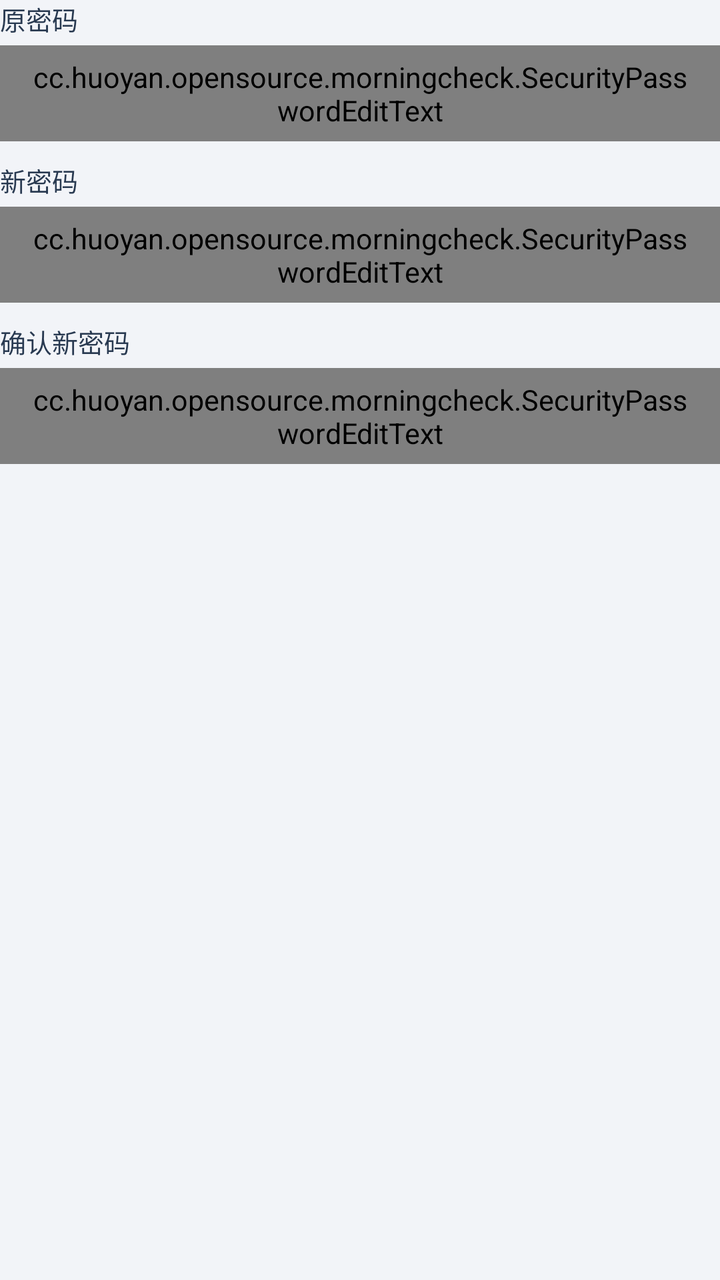
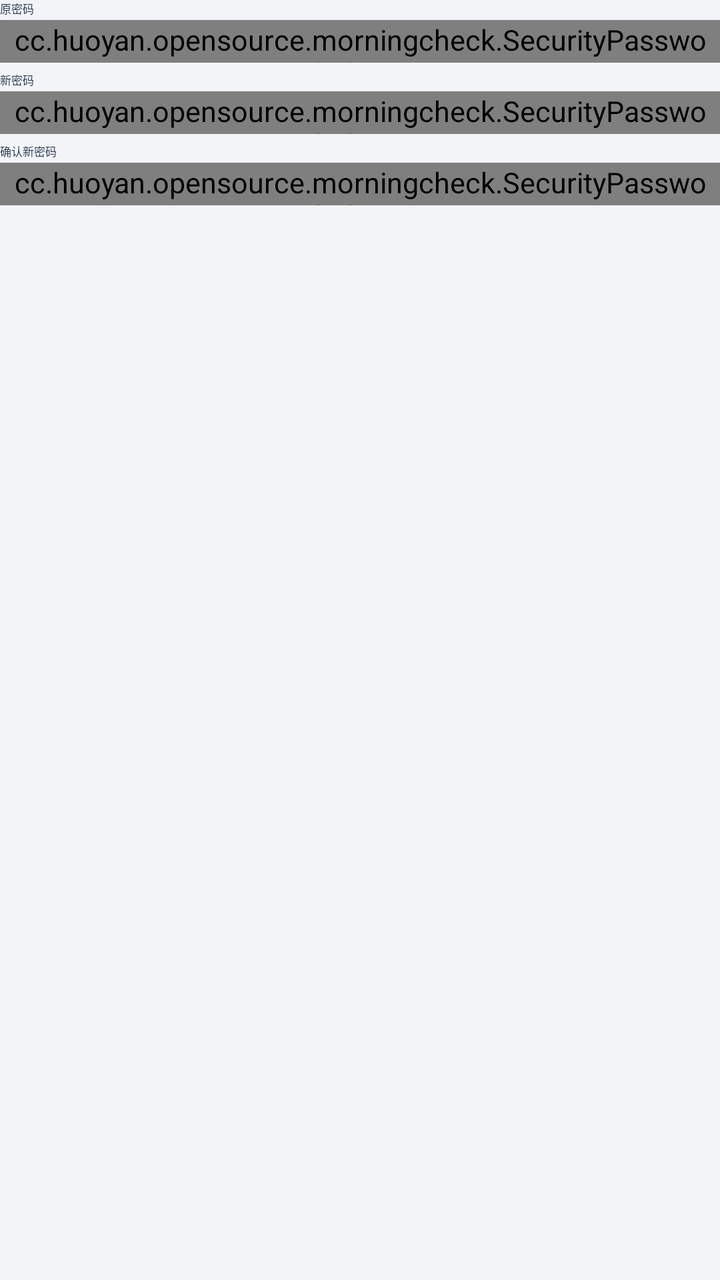

The first picture is an Android layout as it rendered before a commit; the second is the same layout after the commit. The layout source and the unified diff follow.
<!-- AndroidManifest.xml: application theme AppTheme -->
<!-- res/layout/view_security_password_fields.xml -->
<?xml version="1.0" encoding="utf-8"?>
<LinearLayout xmlns:android="http://schemas.android.com/apk/res/android"
    android:layout_width="match_parent"
    android:layout_height="wrap_content"
    android:orientation="vertical"
    android:saveEnabled="false">

    <TextView
        android:id="@+id/security_password_original_label"
        style="@style/SecurityPasswordLabel"
        android:layout_width="match_parent"
        android:layout_height="wrap_content"
        android:labelFor="@id/security_password_original"
        android:text="@string/security_password_original" />

    <cc.huoyan.opensource.morningcheck.SecurityPasswordEditText
        android:id="@+id/security_password_original"
        style="@style/SecurityPasswordInput"
        android:layout_width="match_parent"
        android:layout_height="@dimen/security_password_input_height"
        android:layout_marginTop="@dimen/security_password_field_gap"
        android:hint="@string/security_password_input_hint" />

    <LinearLayout
        android:id="@+id/security_password_new_group"
        android:layout_width="match_parent"
        android:layout_height="wrap_content"
        android:layout_marginTop="@dimen/security_password_group_gap"
        android:orientation="vertical">

        <TextView
            style="@style/SecurityPasswordLabel"
            android:layout_width="match_parent"
            android:layout_height="wrap_content"
            android:labelFor="@id/security_password_new"
            android:text="@string/security_password_new" />

        <cc.huoyan.opensource.morningcheck.SecurityPasswordEditText
            android:id="@+id/security_password_new"
            style="@style/SecurityPasswordInput"
            android:layout_width="match_parent"
            android:layout_height="@dimen/security_password_input_height"
            android:layout_marginTop="@dimen/security_password_field_gap"
            android:hint="@string/security_password_input_hint" />

        <TextView
            style="@style/SecurityPasswordLabel"
            android:layout_width="match_parent"
            android:layout_height="wrap_content"
            android:layout_marginTop="@dimen/security_password_group_gap"
            android:labelFor="@id/security_password_repeat"
            android:text="@string/security_password_repeat" />

        <cc.huoyan.opensource.morningcheck.SecurityPasswordEditText
            android:id="@+id/security_password_repeat"
            style="@style/SecurityPasswordInput"
            android:layout_width="match_parent"
            android:layout_height="@dimen/security_password_input_height"
            android:layout_marginTop="@dimen/security_password_field_gap"
            android:hint="@string/security_password_repeat_hint" />
    </LinearLayout>
</LinearLayout>
<!-- resources referenced by this layout -->
<resources>
  <dimen name="security_password_field_gap">4dp</dimen>
  <dimen name="security_password_group_gap">10dp</dimen>
  <dimen name="security_password_input_height">48dp</dimen>
  <string name="security_password_new">新密码</string>
  <string name="security_password_repeat">确认新密码</string>
  <style name="SecurityPasswordInput" parent="Widget.AppCompat.EditText">
          <item name="android:background">@drawable/security_password_input</item>
          <item name="android:backgroundTint">@null</item>
          <item name="backgroundTint">@null</item>
          <item name="android:gravity">center_vertical</item>
          <item name="android:paddingStart">@dimen/security_password_control_padding</item>
          <item name="android:paddingEnd">@dimen/security_password_control_padding</item>
          <item name="android:paddingTop">@dimen/security_password_zero</item>
          <item name="android:paddingBottom">@dimen/security_password_zero</item>
          <item name="android:textColor">@color/security_password_text</item>
          <item name="android:textColorHint">@color/security_password_hint</item>
          <item name="android:textSize">@dimen/security_password_input_size</item>
          <item name="android:inputType">numberPassword</item>
          <item name="android:imeOptions">flagNoPersonalizedLearning|flagNoExtractUi</item>
          <item name="android:maxLength">32</item>
          <item name="android:singleLine">true</item>
          <item name="android:saveEnabled">false</item>
      </style>
  <style name="SecurityPasswordLabel" parent="android:Widget.TextView">
          <item name="android:textColor">@color/security_password_text</item>
          <item name="android:textSize">@dimen/security_password_label_size</item>
          <item name="android:includeFontPadding">false</item>
      </style>
  <!-- drawable security_password_input (drawable) -->
  <?xml version="1.0" encoding="utf-8"?>
  <selector xmlns:android="http://schemas.android.com/apk/res/android">
      <item android:state_focused="true">
          <shape android:shape="rectangle">
              <solid android:color="@color/security_password_field_focus" />
              <stroke
                  android:width="@dimen/security_password_focus_border_width"
                  android:color="@color/security_password_primary" />
              <corners android:radius="@dimen/security_password_control_radius" />
          </shape>
      </item>
      <item android:state_selected="true">
          <shape android:shape="rectangle">
              <solid android:color="@color/security_password_field_focus" />
              <stroke
                  android:width="@dimen/security_password_focus_border_width"
                  android:color="@color/security_password_primary" />
              <corners android:radius="@dimen/security_password_control_radius" />
          </shape>
      </item>
      <item>
          <shape android:shape="rectangle">
              <solid android:color="@color/security_password_field" />
              <stroke
                  android:width="@dimen/security_password_border_width"
                  android:color="@color/security_password_border" />
              <corners android:radius="@dimen/security_password_control_radius" />
          </shape>
      </item>
  </selector>
  <dimen name="security_password_control_padding">12dp</dimen>
  <dimen name="security_password_zero">0dp</dimen>
  <color name="security_password_text">#293A51</color>
  <color name="security_password_hint">#8A96A6</color>
  <dimen name="security_password_input_size">16sp</dimen>
  <dimen name="security_password_label_size">13sp</dimen>
  <dimen name="security_password_focus_border_width">2dp</dimen>
  <dimen name="security_password_control_radius">10dp</dimen>
  <color name="security_password_field">#F8F9FC</color>
  <dimen name="security_password_border_width">1dp</dimen>
  <color name="security_password_border">#DEE3EE</color>
  <dimen name="sp_18">18sp</dimen>
  <dimen name="sp_16">16sp</dimen>
  <dimen name="sp_14">14sp</dimen>
  <!-- unchanged entries left out for length: 24 -->
</resources>

<!-- the commit's change to res/layout/view_security_password_fields.xml (unified diff, before → after) -->
@@ -17,15 +17,15 @@
         android:id="@+id/security_password_original"
         style="@style/SecurityPasswordInput"
         android:layout_width="match_parent"
-        android:layout_height="@dimen/security_password_input_height"
-        android:layout_marginTop="@dimen/security_password_field_gap"
+        android:layout_height="@dimen/dp_24"
+        android:layout_marginTop="@dimen/dp_2"
         android:hint="@string/security_password_input_hint" />
 
     <LinearLayout
         android:id="@+id/security_password_new_group"
         android:layout_width="match_parent"
         android:layout_height="wrap_content"
-        android:layout_marginTop="@dimen/security_password_group_gap"
+        android:layout_marginTop="@dimen/dp_5"
         android:orientation="vertical">
 
         <TextView
@@ -39,15 +39,15 @@
             android:id="@+id/security_password_new"
             style="@style/SecurityPasswordInput"
             android:layout_width="match_parent"
-            android:layout_height="@dimen/security_password_input_height"
-            android:layout_marginTop="@dimen/security_password_field_gap"
+            android:layout_height="@dimen/dp_24"
+            android:layout_marginTop="@dimen/dp_2"
             android:hint="@string/security_password_input_hint" />
 
         <TextView
             style="@style/SecurityPasswordLabel"
             android:layout_width="match_parent"
             android:layout_height="wrap_content"
-            android:layout_marginTop="@dimen/security_password_group_gap"
+            android:layout_marginTop="@dimen/dp_5"
             android:labelFor="@id/security_password_repeat"
             android:text="@string/security_password_repeat" />
 
@@ -55,8 +55,8 @@
             android:id="@+id/security_password_repeat"
             style="@style/SecurityPasswordInput"
             android:layout_width="match_parent"
-            android:layout_height="@dimen/security_password_input_height"
-            android:layout_marginTop="@dimen/security_password_field_gap"
+            android:layout_height="@dimen/dp_24"
+            android:layout_marginTop="@dimen/dp_2"
             android:hint="@string/security_password_repeat_hint" />
     </LinearLayout>
 </LinearLayout>
<!-- resource entries referenced after the edit -->
@@ -1,8 +1,8 @@
 <!-- resources referenced by this layout -->
 <resources>
-  <dimen name="security_password_field_gap">4dp</dimen>
-  <dimen name="security_password_group_gap">10dp</dimen>
-  <dimen name="security_password_input_height">48dp</dimen>
+  <dimen name="dp_2">2dp</dimen>
+  <dimen name="dp_24">24dp</dimen>
+  <dimen name="dp_5">5dp</dimen>
   <string name="security_password_new">新密码</string>
   <string name="security_password_repeat">确认新密码</string>
   <style name="SecurityPasswordInput" parent="Widget.AppCompat.EditText">
@@ -10,13 +10,13 @@
           <item name="android:backgroundTint">@null</item>
           <item name="backgroundTint">@null</item>
           <item name="android:gravity">center_vertical</item>
-          <item name="android:paddingStart">@dimen/security_password_control_padding</item>
-          <item name="android:paddingEnd">@dimen/security_password_control_padding</item>
-          <item name="android:paddingTop">@dimen/security_password_zero</item>
-          <item name="android:paddingBottom">@dimen/security_password_zero</item>
+          <item name="android:paddingStart">@dimen/dp_6</item>
+          <item name="android:paddingEnd">@dimen/dp_6</item>
+          <item name="android:paddingTop">@dimen/dp_0</item>
+          <item name="android:paddingBottom">@dimen/dp_0</item>
           <item name="android:textColor">@color/security_password_text</item>
           <item name="android:textColorHint">@color/security_password_hint</item>
-          <item name="android:textSize">@dimen/security_password_input_size</item>
+          <item name="android:textSize">@dimen/sp_8</item>
           <item name="android:inputType">numberPassword</item>
           <item name="android:imeOptions">flagNoPersonalizedLearning|flagNoExtractUi</item>
           <item name="android:maxLength">32</item>
@@ -25,7 +25,7 @@
       </style>
   <style name="SecurityPasswordLabel" parent="android:Widget.TextView">
           <item name="android:textColor">@color/security_password_text</item>
-          <item name="android:textSize">@dimen/security_password_label_size</item>
+          <item name="android:textSize">@dimen/sp_6_5</item>
           <item name="android:includeFontPadding">false</item>
       </style>
   <!-- drawable security_password_input (drawable) -->
@@ -34,41 +34,34 @@
       <item android:state_focused="true">
           <shape android:shape="rectangle">
               <solid android:color="@color/security_password_field_focus" />
-              <stroke
-                  android:width="@dimen/security_password_focus_border_width"
-                  android:color="@color/security_password_primary" />
-              <corners android:radius="@dimen/security_password_control_radius" />
+              <stroke android:width="@dimen/dp_1" android:color="@color/security_password_primary" />
+              <corners android:radius="@dimen/dp_5" />
           </shape>
       </item>
       <item android:state_selected="true">
           <shape android:shape="rectangle">
               <solid android:color="@color/security_password_field_focus" />
-              <stroke
-                  android:width="@dimen/security_password_focus_border_width"
-                  android:color="@color/security_password_primary" />
-              <corners android:radius="@dimen/security_password_control_radius" />
+              <stroke android:width="@dimen/dp_1" android:color="@color/security_password_primary" />
+              <corners android:radius="@dimen/dp_5" />
           </shape>
       </item>
       <item>
           <shape android:shape="rectangle">
               <solid android:color="@color/security_password_field" />
-              <stroke
-                  android:width="@dimen/security_password_border_width"
-                  android:color="@color/security_password_border" />
-              <corners android:radius="@dimen/security_password_control_radius" />
+              <stroke android:width="@dimen/dp_0_5" android:color="@color/security_password_border" />
+              <corners android:radius="@dimen/dp_5" />
           </shape>
       </item>
   </selector>
-  <dimen name="security_password_control_padding">12dp</dimen>
-  <dimen name="security_password_zero">0dp</dimen>
+  <dimen name="dp_6">6dp</dimen>
+  <dimen name="dp_0">0dp</dimen>
   <color name="security_password_text">#293A51</color>
   <color name="security_password_hint">#8A96A6</color>
-  <dimen name="security_password_input_size">16sp</dimen>
-  <dimen name="security_password_label_size">13sp</dimen>
-  <dimen name="security_password_focus_border_width">2dp</dimen>
-  <dimen name="security_password_control_radius">10dp</dimen>
+  <dimen name="sp_8">8sp</dimen>
+  <dimen name="sp_6_5">6.5sp</dimen>
+  <dimen name="dp_1">1dp</dimen>
   <color name="security_password_field">#F8F9FC</color>
-  <dimen name="security_password_border_width">1dp</dimen>
+  <dimen name="dp_0_5">0.5dp</dimen>
   <color name="security_password_border">#DEE3EE</color>
   <dimen name="sp_18">18sp</dimen>
   <dimen name="sp_16">16sp</dimen>
